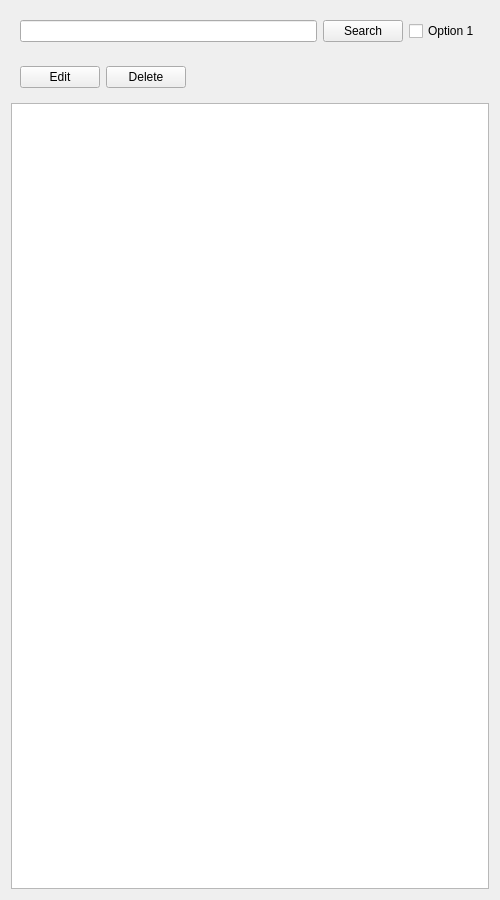
Before: the Qt Designer form app/search_widget.ui in JamesAIzzard/codiet, drawn with Qt 5.
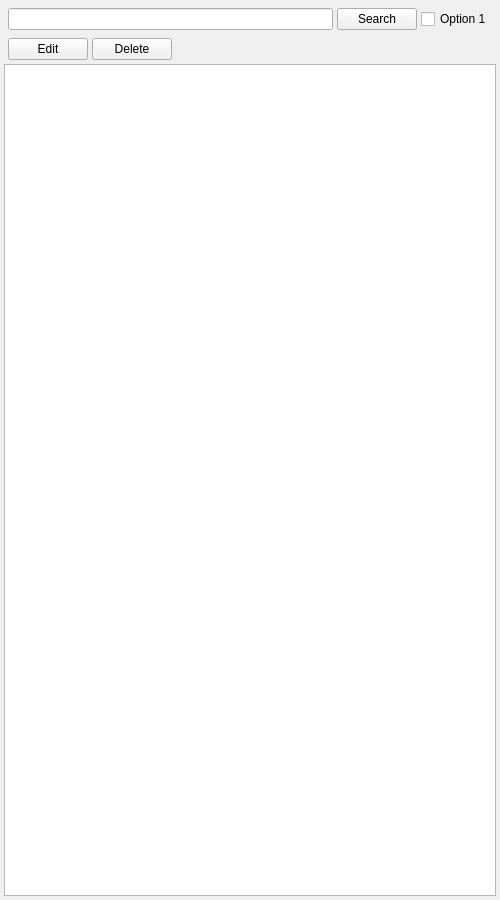
After: the same form once the commit is applied.

Diff of the .ui file:
```diff
--- a/app/search_widget.ui
+++ b/app/search_widget.ui
@@ -13,22 +13,52 @@
   <property name="minimumSize">
    <size>
     <width>500</width>
-    <height>900</height>
+    <height>0</height>
    </size>
   </property>
   <property name="maximumSize">
    <size>
-    <width>500</width>
-    <height>900</height>
+    <width>16777215</width>
+    <height>16777215</height>
    </size>
   </property>
   <property name="windowTitle">
    <string>Form</string>
   </property>
   <layout class="QVBoxLayout" name="verticalLayout">
+   <property name="spacing">
+    <number>0</number>
+   </property>
+   <property name="leftMargin">
+    <number>4</number>
+   </property>
+   <property name="topMargin">
+    <number>4</number>
+   </property>
+   <property name="rightMargin">
+    <number>4</number>
+   </property>
+   <property name="bottomMargin">
+    <number>4</number>
+   </property>
    <item>
     <widget class="QWidget" name="widget" native="true">
      <layout class="QHBoxLayout" name="horizontalLayout">
+      <property name="spacing">
+       <number>4</number>
+      </property>
+      <property name="leftMargin">
+       <number>4</number>
+      </property>
+      <property name="topMargin">
+       <number>4</number>
+      </property>
+      <property name="rightMargin">
+       <number>4</number>
+      </property>
+      <property name="bottomMargin">
+       <number>4</number>
+      </property>
       <item>
        <widget class="QLineEdit" name="txt_search_term"/>
       </item>
@@ -52,6 +82,21 @@
    <item>
     <widget class="QWidget" name="widget_2" native="true">
      <layout class="QHBoxLayout" name="horizontalLayout_2">
+      <property name="spacing">
+       <number>4</number>
+      </property>
+      <property name="leftMargin">
+       <number>4</number>
+      </property>
+      <property name="topMargin">
+       <number>4</number>
+      </property>
+      <property name="rightMargin">
+       <number>4</number>
+      </property>
+      <property name="bottomMargin">
+       <number>4</number>
+      </property>
       <item>
        <widget class="QPushButton" name="btn_edit_selection">
         <property name="text">
```
